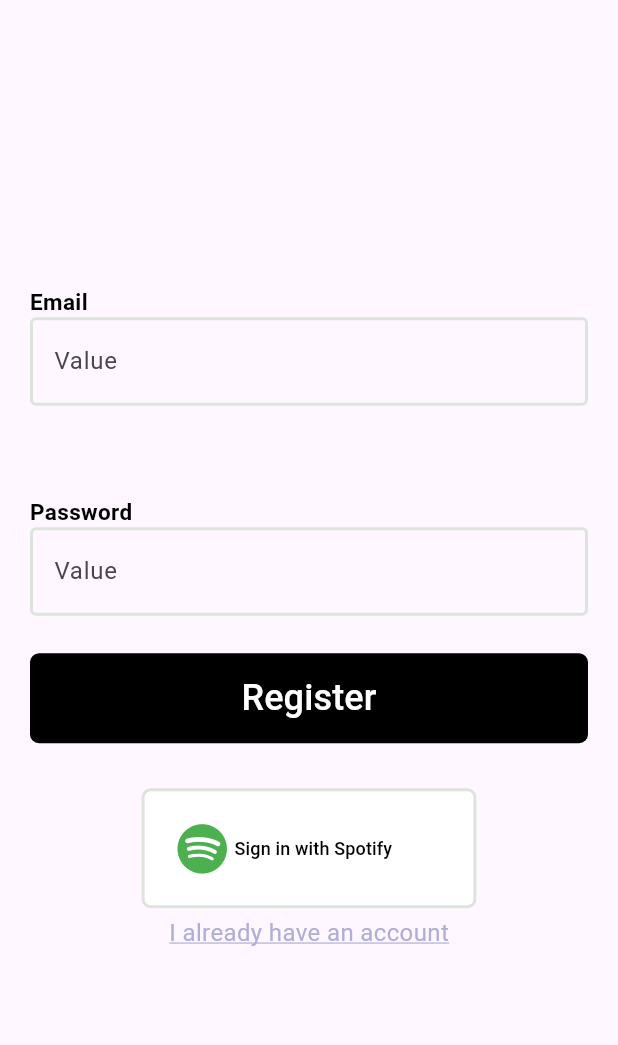
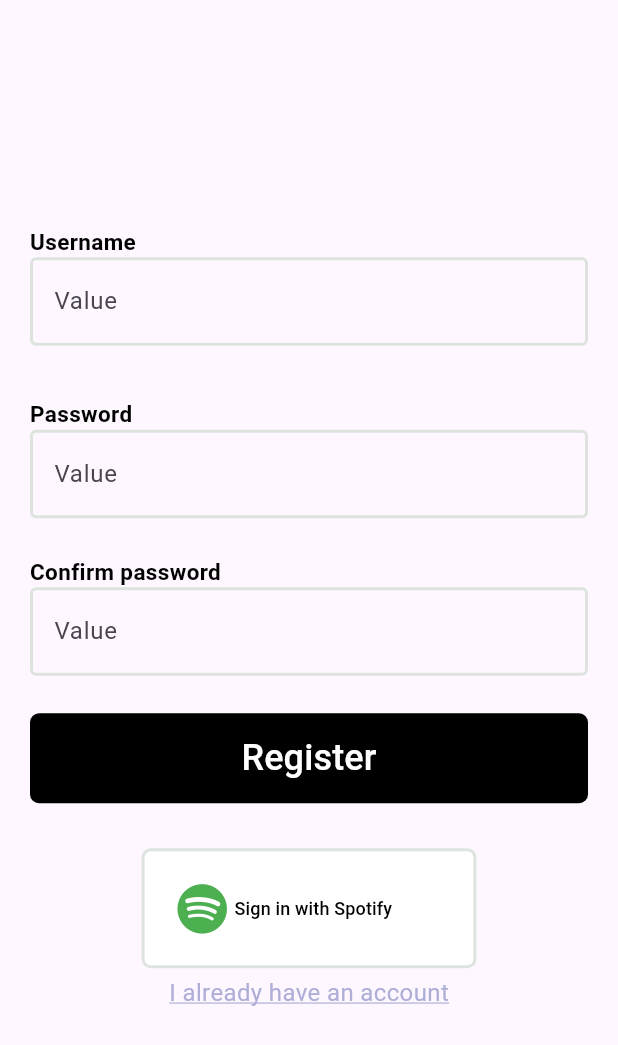
Before and after one commit to ASM-Studios/AREA, a Flutter app: the RegisterPage screen opened by its route, on a phone screen of 412 x 824 dp. Shown: the top 1045 px of the screen. Run offline on Flutter 3.47's test engine with Material 3 defaults, Android fonts, the phone set to English and light mode, and no system bars; our stand-ins replace flutter_dotenv, font_awesome_flutter, go_router; missing offline and left inert: flutter_appauth, flutter_web_auth, oauth2; Roboto replaces fonts that are missing (CoolveticaCondensed, MulishSemiBold).

Commit message:
fix(register): adding confirm password field and username field

```diff
--- a/client_mobile/lib/features/auth/login.dart
+++ b/client_mobile/lib/features/auth/login.dart
@@ -180,7 +180,7 @@ class _LoginPageState extends State<LoginPage> {
                         alignment: Alignment.center,
                         child: SignInButton(
                           onPressed: () {
-                            authenticateWithSpotify();
+                            authenticateWithSpotifyOld();
                           },
                           label: "Sign in with Spotify",
                           icon: const FaIcon(
--- a/client_mobile/lib/features/auth/register.dart
+++ b/client_mobile/lib/features/auth/register.dart
@@ -76,12 +76,15 @@ class _RegisterPageState extends State<RegisterPage> {
                     crossAxisAlignment: CrossAxisAlignment.start,
                     children: [
                       const SimpleText(
-                        "Email",
+                        "Username",
                         bold: true,
                       ),
                       const AreaFormField(label: "Value"),
-                      const SizedBox(height: 50),
+                      const SizedBox(height: 25),
                       const SimpleText("Password", bold: true),
+                      const AreaFormField(label: "Value"),
+                      const SizedBox(height: 15),
+                      const SimpleText("Confirm password", bold: true),
                       const AreaFormField(label: "Value"),
                       const SizedBox(height: 15),
                       Align(
```
